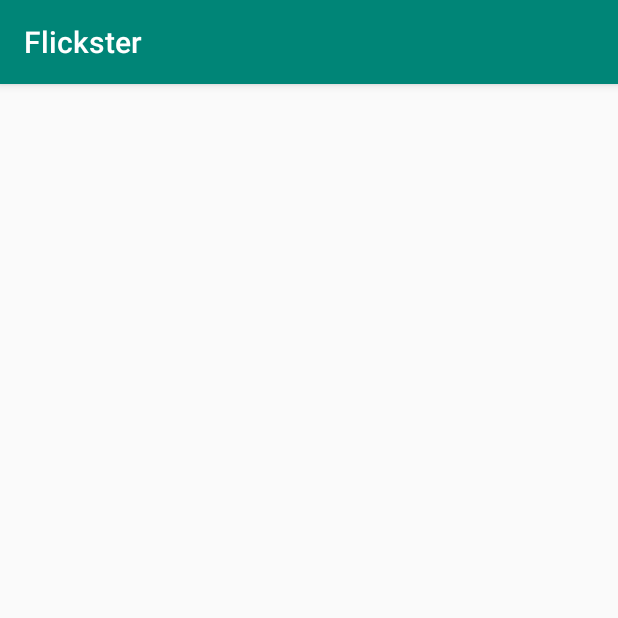
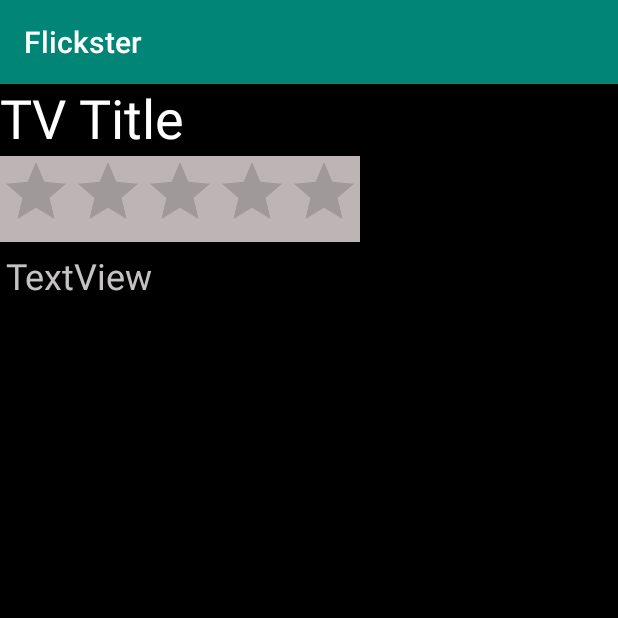
Before and after one commit to Rafoto/Flixster, an Android app: the MovieDetailsActivity screen opened directly, with no data from a screen before it, on a phone screen of 412 x 824 dp, the top half of it. Run offline under Robolectric (Android 15) with nearby library versions, the phone set to English and light mode, and no system bars; libraries missing offline, so code that uses them is left out: org.parceler; 5 statements that could not run were skipped.

Commit message:
I've implemented a new icon and movie details page.

```diff
--- a/app/src/main/java/com/example/flickster/MovieDetailsActivity.java
+++ b/app/src/main/java/com/example/flickster/MovieDetailsActivity.java
@@ -1,14 +1,43 @@
 package com.example.flickster;
 
 import android.os.Bundle;
+import android.util.Log;
+import android.widget.RatingBar;
+import android.widget.TextView;
 
 import androidx.appcompat.app.AppCompatActivity;
 
+import com.example.flickster.models.Movie;
+
+import org.parceler.Parcels;
+
 public class MovieDetailsActivity extends AppCompatActivity {
+    Movie movie;
+
+    TextView tvTitle;
+    TextView tvOverview;
+    RatingBar rbVoteAverage;
 
     @Override
     protected void onCreate(Bundle savedInstanceState) {
         super.onCreate(savedInstanceState);
         setContentView(R.layout.activity_movie_details);
+        // resolve the view objects
+        tvTitle = (TextView) findViewById(R.id.tvTitle);
+        tvOverview = (TextView) findViewById(R.id.tvOverview);
+        rbVoteAverage = (RatingBar) findViewById(R.id.rbVoteAverage);
+
+        // unwrap the movie passed in via intent, using its simple name as a key
+        movie = (Movie) Parcels.unwrap(getIntent().getParcelableExtra(Movie.class.getSimpleName()));
+        Log.d("MovieDetailsActivity", String.format("Showing details for '%s'", movie.getTitle()));
+
+        // set the title and overview
+        tvTitle.setText(movie.getTitle());
+        tvOverview.setText(movie.getOverview());
+
+        // vote average is 0..10, convert to 0..5 by dividing by 2
+        float voteAverage = movie.getVoteAverage().floatValue();
+        rbVoteAverage.setRating(voteAverage = voteAverage > 0 ? voteAverage / 2.0f : voteAverage);
+
     }
 }
--- a/app/src/main/res/layout/activity_movie_details.xml
+++ b/app/src/main/res/layout/activity_movie_details.xml
@@ -1,9 +1,53 @@
 <?xml version="1.0" encoding="utf-8"?>
-<androidx.constraintlayout.widget.ConstraintLayout xmlns:android="http://schemas.android.com/apk/res/android"
+<RelativeLayout xmlns:android="http://schemas.android.com/apk/res/android"
     xmlns:app="http://schemas.android.com/apk/res-auto"
     xmlns:tools="http://schemas.android.com/tools"
     android:layout_width="match_parent"
     android:layout_height="match_parent"
+    android:background="#000000"
     tools:context=".MovieDetailsActivity">
 
-</androidx.constraintlayout.widget.ConstraintLayout>
+    <TextView
+        android:id="@+id/tvTitle"
+        android:layout_width="match_parent"
+        android:layout_height="wrap_content"
+        android:layout_alignParentTop="true"
+        android:layout_alignParentEnd="true"
+        android:layout_alignParentRight="true"
+        android:layout_marginTop="-2dp"
+        android:layout_marginEnd="-3dp"
+        android:layout_marginRight="-3dp"
+        android:text="TV Title"
+        android:textColor="#FFFFFF"
+        android:textSize="36sp"
+        tools:layout_editor_absoluteX="-3dp"
+        tools:layout_editor_absoluteY="5dp" />
+
+    <RatingBar
+        android:id="@+id/rbVoteAverage"
+        android:layout_width="wrap_content"
+        android:layout_height="wrap_content"
+        android:layout_below="@+id/tvTitle"
+        android:layout_alignParentStart="true"
+        android:layout_alignParentLeft="true"
+        android:layout_marginStart="0dp"
+        android:layout_marginLeft="0dp"
+        android:layout_marginTop="1dp"
+        android:background="#BDB5B5"
+        android:numStars="5"
+        android:stepSize="0.5" />
+
+    <TextView
+        android:id="@+id/tvOverview"
+        android:layout_width="match_parent"
+        android:layout_height="wrap_content"
+        android:layout_below="@+id/rbVoteAverage"
+        android:layout_alignParentStart="true"
+        android:layout_alignParentLeft="true"
+        android:layout_marginStart="4dp"
+        android:layout_marginLeft="4dp"
+        android:layout_marginTop="6dp"
+        android:text="TextView"
+        android:textColor="#C4C2C2"
+        android:textSize="24sp" />
+</RelativeLayout>
--- a/app/src/main/res/mipmap-anydpi-v26/ic_launcher.xml
+++ b/app/src/main/res/mipmap-anydpi-v26/ic_launcher.xml
@@ -1,5 +1,5 @@
 <?xml version="1.0" encoding="utf-8"?>
 <adaptive-icon xmlns:android="http://schemas.android.com/apk/res/android">
-    <background android:drawable="@drawable/ic_launcher_background" />
-    <foreground android:drawable="@drawable/ic_launcher_foreground" />
+    <background android:drawable="@color/ic_launcher_background"/>
+    <foreground android:drawable="@drawable/ic_launcher_foreground"/>
 </adaptive-icon>
--- a/app/src/main/res/mipmap-anydpi-v26/ic_launcher_round.xml
+++ b/app/src/main/res/mipmap-anydpi-v26/ic_launcher_round.xml
@@ -1,5 +1,5 @@
 <?xml version="1.0" encoding="utf-8"?>
 <adaptive-icon xmlns:android="http://schemas.android.com/apk/res/android">
-    <background android:drawable="@drawable/ic_launcher_background" />
-    <foreground android:drawable="@drawable/ic_launcher_foreground" />
+    <background android:drawable="@color/ic_launcher_background"/>
+    <foreground android:drawable="@drawable/ic_launcher_foreground"/>
 </adaptive-icon>
--- /dev/null
+++ b/app/src/main/res/values/ic_launcher_background.xml
@@ -0,0 +1,4 @@
+<?xml version="1.0" encoding="utf-8"?>
+<resources>
+    <color name="ic_launcher_background">#A5A2A6</color>
+</resources>
```
Also changed, not shown: app/src/main/java/com/example/flickster/models/Movie.java (+15 -4 lines), app/src/main/java/com/example/flickster/models/MovieAdapter.java (+17 -1 lines), app/src/main/res/drawable/ic_launcher_foreground.xml (added, +13 -0 lines), app/src/main/ic_launcher-web.png (added), app/src/main/res/mipmap-hdpi/ic_launcher.png, app/src/main/res/mipmap-hdpi/ic_launcher_round.png, app/src/main/res/mipmap-mdpi/ic_launcher.png, app/src/main/res/mipmap-mdpi/ic_launcher_round.png, app/src/main/res/mipmap-xhdpi/ic_launcher.png, app/src/main/res/mipmap-xhdpi/ic_launcher_round.png, app/src/main/res/mipmap-xxhdpi/ic_launcher.png, app/src/main/res/mipmap-xxhdpi/ic_launcher_round.png, app/src/main/res/mipmap-xxxhdpi/ic_launcher.png, app/src/main/res/mipmap-xxxhdpi/ic_launcher_round.png.
